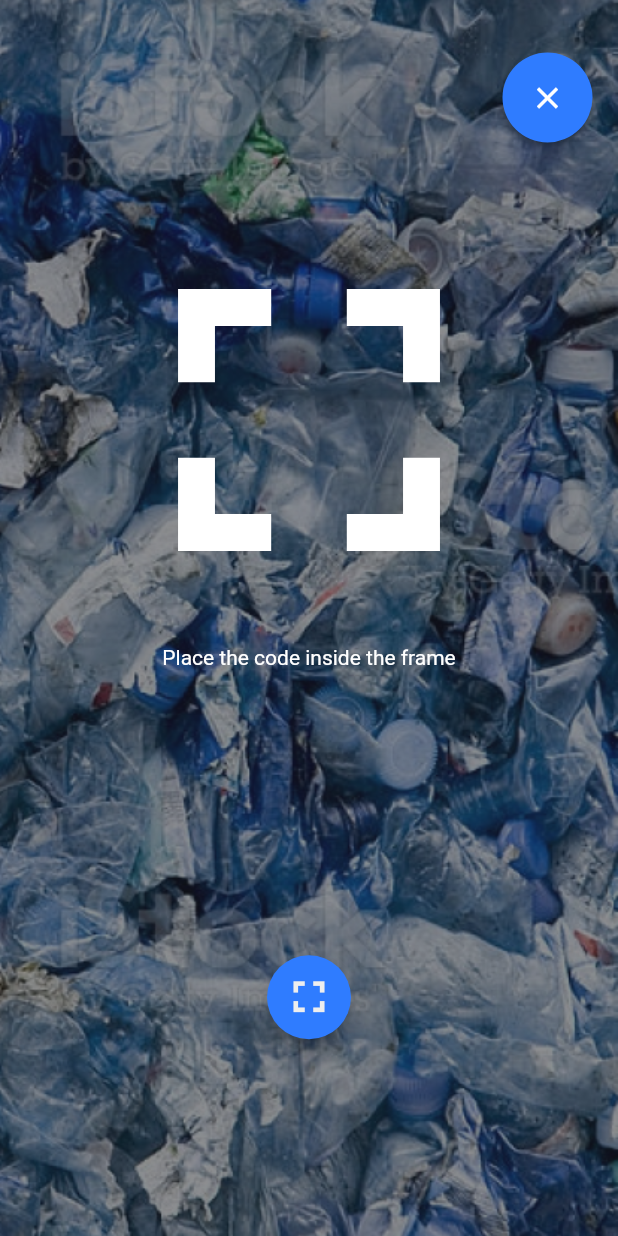
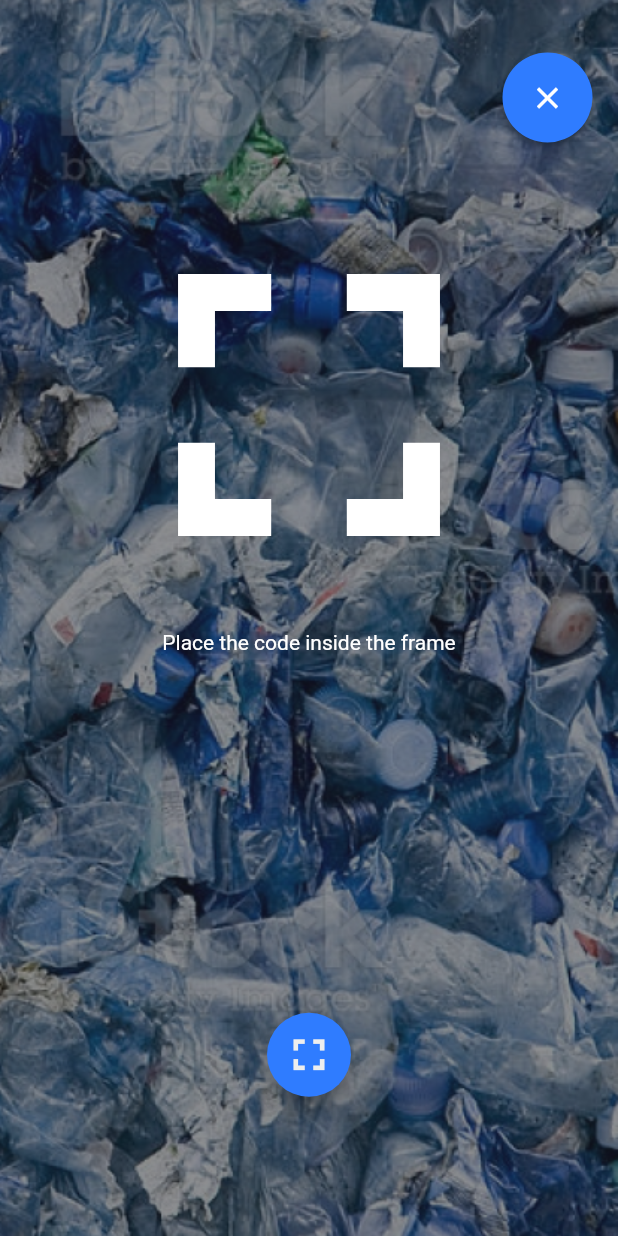
Before and after one commit to bocyej/innotrash, a Flutter app: the QRPage screen opened directly, on a phone screen of 412 x 824 dp. Run offline on Flutter 3.47's test engine with Material 2 defaults, Android fonts, the phone set to English and light mode, and no system bars; our stand-ins replace google_fonts.

Commit message:
added page route, adjusted padding and alignment

```diff
--- a/lib/pages/qr.dart
+++ b/lib/pages/qr.dart
@@ -1,4 +1,6 @@
 import 'package:flutter/material.dart';
+
+import '../pages/homepage.dart';
 
 class QRPage extends StatelessWidget {
   const QRPage({Key? key}) : super(key: key);
@@ -21,7 +23,12 @@ class QRPage extends StatelessWidget {
               mainAxisAlignment: MainAxisAlignment.end,
               children: [
                 ElevatedButton(
-                  onPressed: () {},
+                  onPressed: () {
+                    Navigator.push(
+                      context,
+                      MaterialPageRoute(builder: (context) => const Homepage()),
+                    );
+                  },
                   style: ElevatedButton.styleFrom(
                     shape: const CircleBorder(),
                     padding: const EdgeInsets.all(18),
@@ -32,7 +39,7 @@ class QRPage extends StatelessWidget {
                 const Padding(padding: EdgeInsets.only(right: 15)),
               ],
             ),
-            const Padding(padding: EdgeInsets.only(bottom: 35)),
+            const Padding(padding: EdgeInsets.only(bottom: 25)),
             const Center(
               child: Icon(
                 Icons.fullscreen_outlined,
@@ -50,7 +57,7 @@ class QRPage extends StatelessWidget {
         ),
       ),
       floatingActionButton: Align(
-        alignment: const Alignment(0.0, 0.7),
+        alignment: const Alignment(0.0, 0.8),
         child: FloatingActionButton(
           onPressed: () {},
           tooltip: 'Scan QR',
```
